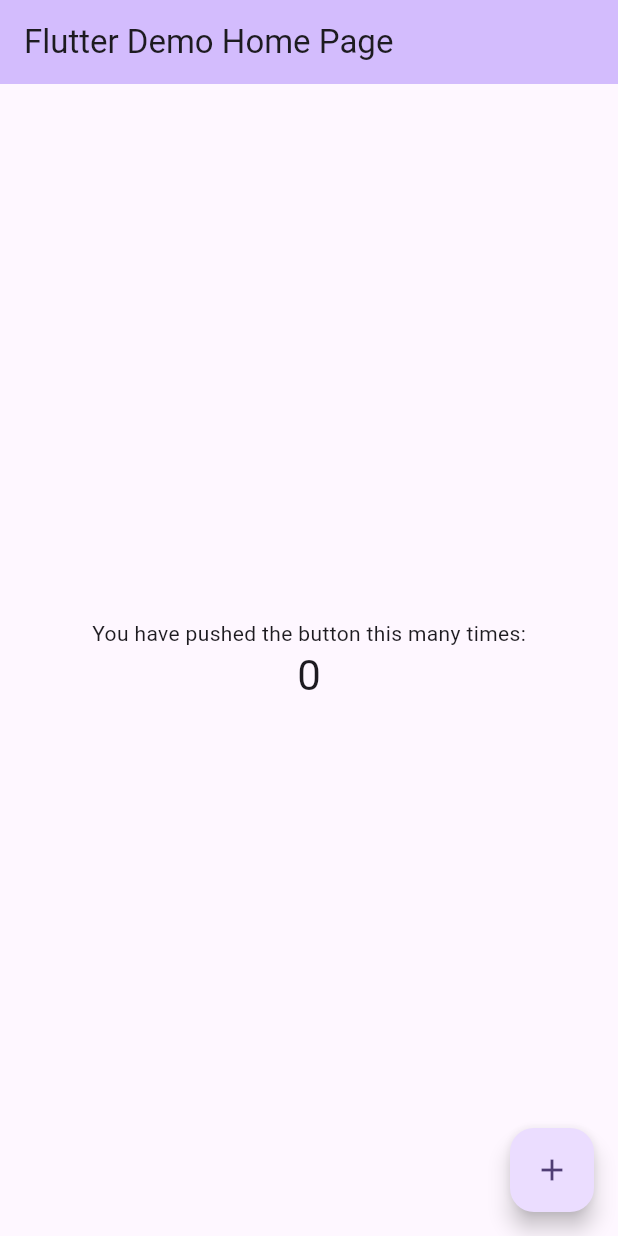
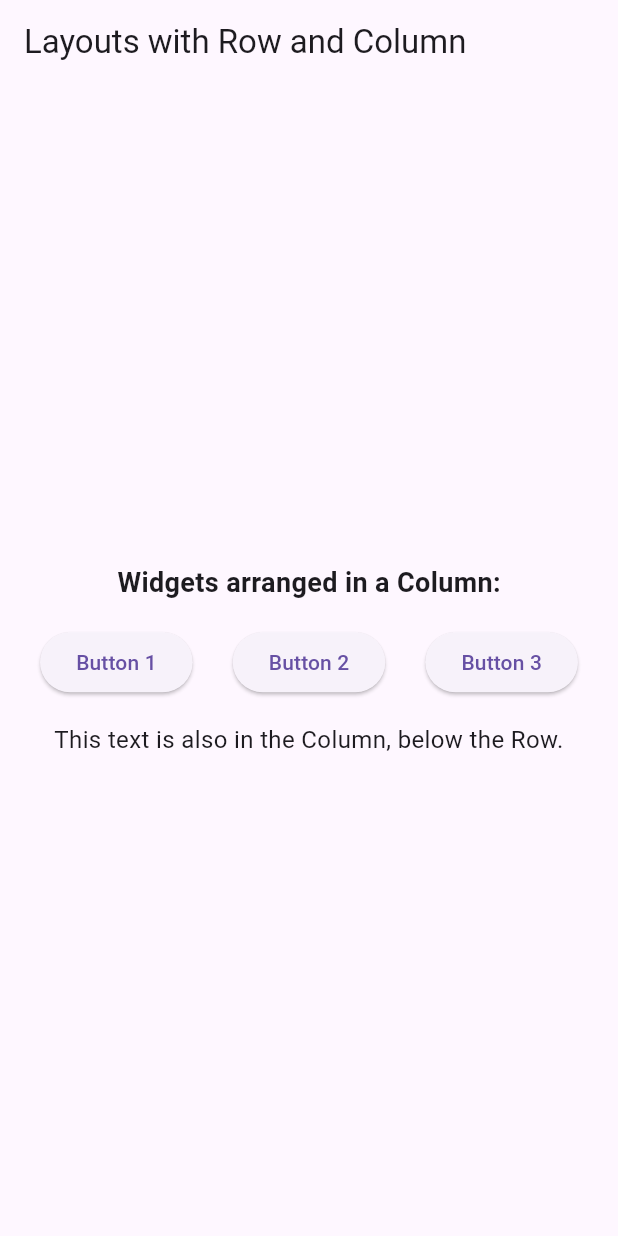
Before and after one commit to addianto/layout-forms-example, a Flutter app: the screen it shows after launch, on a phone screen of 412 x 824 dp. Run offline on Flutter 3.47's test engine with Material 3 defaults, Android fonts, the phone set to English and light mode, and no system bars.

```diff
--- a/lib/main.dart
+++ b/lib/main.dart
@@ -1,122 +1,56 @@
 import 'package:flutter/material.dart';
 
 void main() {
-  runApp(const MyApp());
+  runApp(LayoutsFormsExample());
 }
 
-class MyApp extends StatelessWidget {
-  const MyApp({super.key});
+class LayoutsFormsExample extends StatelessWidget {
+  const LayoutsFormsExample({super.key});
 
-  // This widget is the root of your application.
   @override
   Widget build(BuildContext context) {
     return MaterialApp(
-      title: 'Flutter Demo',
-      theme: ThemeData(
-        // This is the theme of your application.
-        //
-        // TRY THIS: Try running your application with "flutter run". You'll see
-        // the application has a purple toolbar. Then, without quitting the app,
-        // try changing the seedColor in the colorScheme below to Colors.green
-        // and then invoke "hot reload" (save your changes or press the "hot
-        // reload" button in a Flutter-supported IDE, or press "r" if you used
-        // the command line to start the app).
-        //
-        // Notice that the counter didn't reset back to zero; the application
-        // state is not lost during the reload. To reset the state, use hot
-        // restart instead.
-        //
-        // This works for code too, not just values: Most code changes can be
-        // tested with just a hot reload.
-        colorScheme: ColorScheme.fromSeed(seedColor: Colors.deepPurple),
-      ),
-      home: const MyHomePage(title: 'Flutter Demo Home Page'),
+      title: 'Flutter Layout Demo',
+      debugShowCheckedModeBanner: false,
+      theme: ThemeData(primarySwatch: Colors.yellow),
+      home: const ExamplePage(),
     );
   }
 }
 
-class MyHomePage extends StatefulWidget {
-  const MyHomePage({super.key, required this.title});
-
-  // This widget is the home page of your application. It is stateful, meaning
-  // that it has a State object (defined below) that contains fields that affect
-  // how it looks.
-
-  // This class is the configuration for the state. It holds the values (in this
-  // case the title) provided by the parent (in this case the App widget) and
-  // used by the build method of the State. Fields in a Widget subclass are
-  // always marked "final".
-
-  final String title;
-
-  @override
-  State<MyHomePage> createState() => _MyHomePageState();
-}
-
-class _MyHomePageState extends State<MyHomePage> {
-  int _counter = 0;
-
-  void _incrementCounter() {
-    setState(() {
-      // This call to setState tells the Flutter framework that something has
-      // changed in this State, which causes it to rerun the build method below
-      // so that the display can reflect the updated values. If we changed
-      // _counter without calling setState(), then the build method would not be
-      // called again, and so nothing would appear to happen.
-      _counter++;
-    });
-  }
+class ExamplePage extends StatelessWidget {
+  const ExamplePage({super.key});
 
   @override
   Widget build(BuildContext context) {
-    // This method is rerun every time setState is called, for instance as done
-    // by the _incrementCounter method above.
-    //
-    // The Flutter framework has been optimized to make rerunning build methods
-    // fast, so that you can just rebuild anything that needs updating rather
-    // than having to individually change instances of widgets.
     return Scaffold(
-      appBar: AppBar(
-        // TRY THIS: Try changing the color here to a specific color (to
-        // Colors.amber, perhaps?) and trigger a hot reload to see the AppBar
-        // change color while the other colors stay the same.
-        backgroundColor: Theme.of(context).colorScheme.inversePrimary,
-        // Here we take the value from the MyHomePage object that was created by
-        // the App.build method, and use it to set our appbar title.
-        title: Text(widget.title),
-      ),
+      appBar: AppBar(title: const Text('Layouts with Row and Column')),
       body: Center(
-        // Center is a layout widget. It takes a single child and positions it
-        // in the middle of the parent.
         child: Column(
-          // Column is also a layout widget. It takes a list of children and
-          // arranges them vertically. By default, it sizes itself to fit its
-          // children horizontally, and tries to be as tall as its parent.
-          //
-          // Column has various properties to control how it sizes itself and
-          // how it positions its children. Here we use mainAxisAlignment to
-          // center the children vertically; the main axis here is the vertical
-          // axis because Columns are vertical (the cross axis would be
-          // horizontal).
-          //
-          // TRY THIS: Invoke "debug painting" (choose the "Toggle Debug Paint"
-          // action in the IDE, or press "p" in the console), to see the
-          // wireframe for each widget.
           mainAxisAlignment: MainAxisAlignment.center,
           children: <Widget>[
-            const Text('You have pushed the button this many times:'),
-            Text(
-              '$_counter',
-              style: Theme.of(context).textTheme.headlineMedium,
+            const Text(
+              'Widgets arranged in a Column:',
+              style: TextStyle(fontSize: 18, fontWeight: FontWeight.bold),
+            ),
+            const SizedBox(height: 16),
+            Row(
+              mainAxisAlignment: MainAxisAlignment.spaceEvenly,
+              children: <Widget>[
+                ElevatedButton(onPressed: () {}, child: const Text('Button 1')),
+                ElevatedButton(onPressed: () {}, child: const Text('Button 2')),
+                ElevatedButton(onPressed: () {}, child: const Text('Button 3')),
+              ],
+            ),
+            const SizedBox(height: 16),
+            const Text(
+              'This text is also in the Column, below the Row.',
+              textAlign: TextAlign.center,
+              style: TextStyle(fontSize: 16),
             ),
           ],
         ),
       ),
-      floatingActionButton: FloatingActionButton(
-        onPressed: _incrementCounter,
-        tooltip: 'Increment',
-        child: const Icon(Icons.add),
-      ), // This trailing comma makes auto-formatting nicer for build methods.
     );
   }
 }
```
Also changed, not shown: 1 other file.
